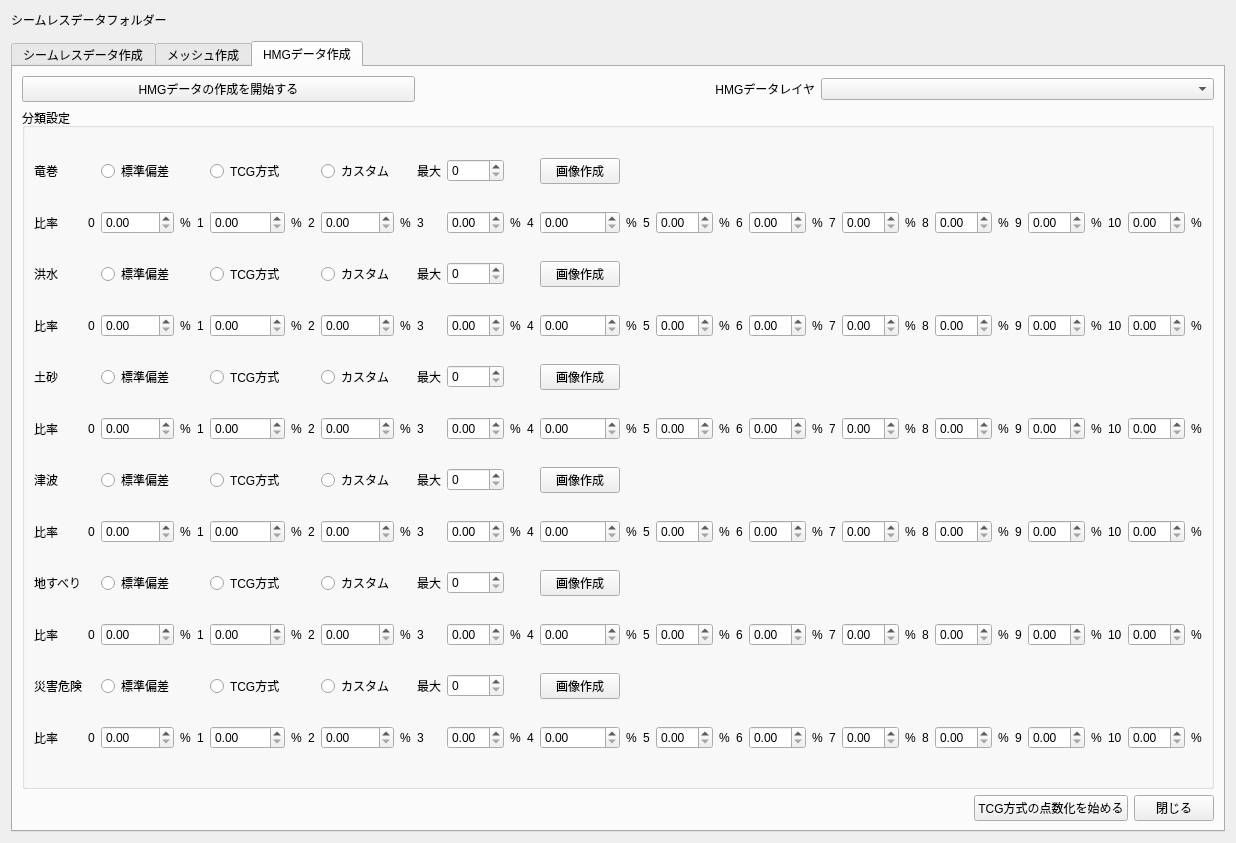
The window that ui/main_window.ui (0712kazu/HazardMapGame_tool) describes before a commit, drawn with Qt 5.
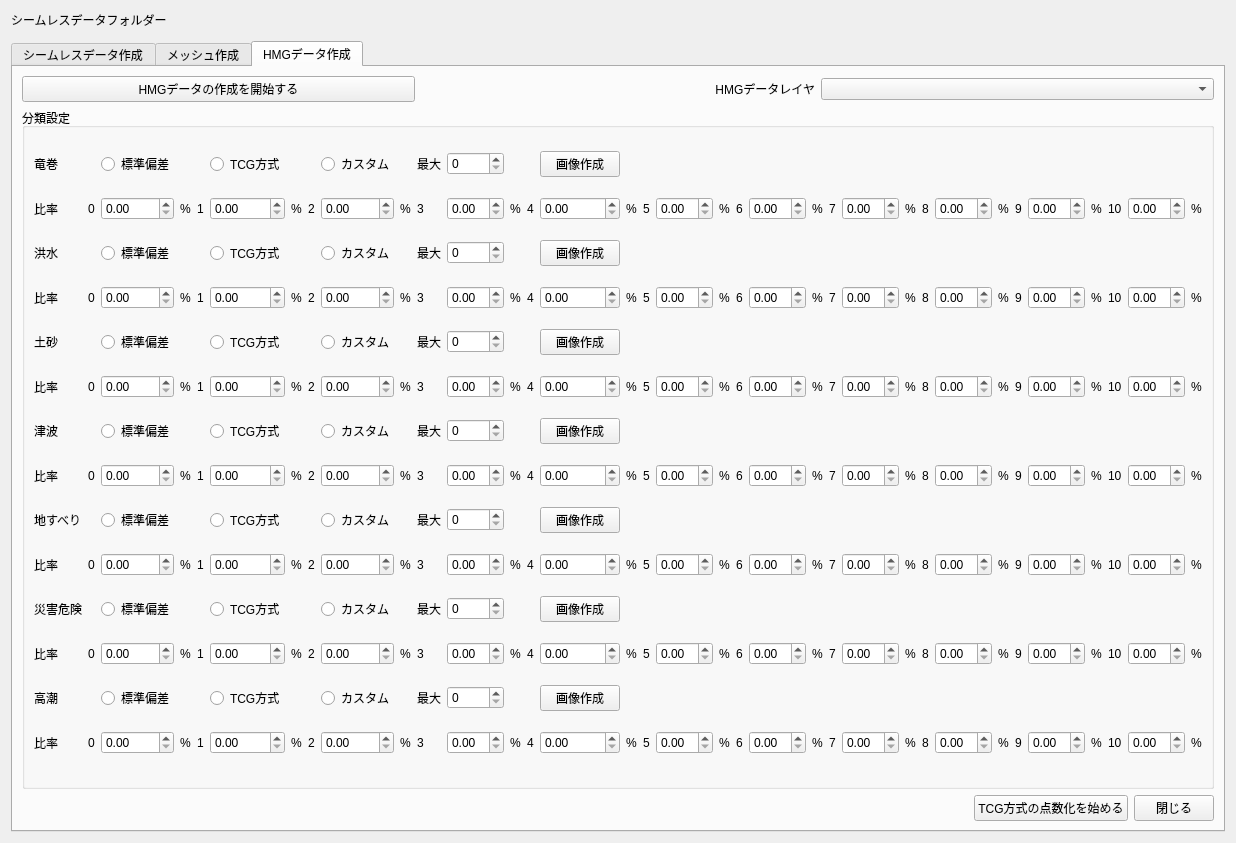
The same window after the commit. The open tabs and pages were chosen to show the change. Custom widgets are drawn as their Qt base class.

Commit message: Storm surge Mesh classifier

```diff
--- a/ui/main_window.ui
+++ b/ui/main_window.ui
@@ -2313,6 +2313,271 @@
                </property>
               </widget>
             </item>
+          <!-- Classification 7: Storm surge  -->
+            <item row="12" column="0">
+              <widget class="QLabel" name="label_classif_title_surge">
+               <property name="text">
+                <string>高潮</string>
+               </property>
+               <property name="maximumSize">
+                <size>
+                    <width>60</width>
+                    <height>100</height>
+                </size>
+                </property>
+              </widget>
+            </item>
+         <!-- classification methods -->
+            <item row="12" column="2">
+              <widget class="QRadioButton" name="radiobutton_stdev_surge">
+              <property name="text">
+                <string>標準偏差</string>
+              </property>
+              <attribute name="buttonGroup">
+                <string notr="true">buttonGroup_surge</string>
+              </attribute>
+              </widget>
+            </item>
+            <item row="12" column="5">
+              <widget class="QRadioButton" name="radiobutton_tcg_surge">
+              <property name="text">
+                <string>TCG方式</string>
+              </property>
+              <attribute name="buttonGroup">
+                <string notr="true">buttonGroup_surge</string>
+              </attribute>
+              </widget>
+            </item>
+            <item row="12" column="8">
+              <widget class="QRadioButton" name="radiobutton_custom_surge">
+              <property name="text">
+                <string>カスタム</string>
+              </property>
+              <attribute name="buttonGroup">
+                <string notr="true">buttonGroup_surge</string>
+              </attribute>
+              </widget>
+            </item>
+            <!-- breaks numbers -->
+            <item row="12" column="10">
+              <widget class="QLabel" name="label_classif_max_surge">
+               <property name="text">
+                <string>最大</string>
+               </property>
+              </widget>
+            </item>
+            <item row="12" column="11">
+              <widget class="QSpinBox" name="classif_nbmax_surge"/>
+             </item>
+             <!-- active button -->
+            <item row="12" column="14">
+             <widget class="QPushButton" name="classif_showgraph_surge">
+              <property name="text">
+               <string>画像作成</string>
+              </property>
+             </widget>
+            </item>
+            <!-- breaks line -->
+            <item row="13" column="0">
+              <widget class="QLabel" name="label_classif_values_surge">
+               <property name="text">
+                <string>比率</string>
+               </property>
+               <property name="maximumSize">
+                <size>
+                    <width>60</width>
+                    <height>100</height>
+                </size>
+                </property>
+              </widget>
+            </item>
+            <item row="13" column="1">
+              <widget class="QLabel" name="label_percent_n0_surge">
+               <property name="text">
+                <string>0</string>
+               </property>
+              </widget>
+            </item>
+            <item row="13" column="2">
+              <widget class="QDoubleSpinBox" name="classif_percent_0_surge"/>
+             </item>
+            <item row="13" column="3">
+              <widget class="QLabel" name="label_percent_0_surge">
+               <property name="text">
+                <string>%</string>
+               </property>
+              </widget>
+            </item>
+            <item row="13" column="4">
+              <widget class="QLabel" name="label_percent_n1_surge">
+               <property name="text">
+                <string>1</string>
+               </property>
+              </widget>
+            </item>
+            <item row="13" column="5">
+              <widget class="QDoubleSpinBox" name="classif_percent_1_surge"/>
+             </item>
+            <item row="13" column="6">
+              <widget class="QLabel" name="label_percent_1_surge">
+               <property name="text">
+                <string>%</string>
+               </property>
+              </widget>
+            </item>
+            <item row="13" column="7">
+              <widget class="QLabel" name="label_percent_n2_surge">
+               <property name="text">
+                <string>2</string>
+               </property>
+              </widget>
+            </item>
+            <item row="13" column="8">
+              <widget class="QDoubleSpinBox" name="classif_percent_2_surge"/>
+             </item>
+            <item row="13" column="9">
+              <widget class="QLabel" name="label_percent_2_surge">
+               <property name="text">
+                <string>%</string>
+               </property>
+              </widget>
+            </item>
+            <item row="13" column="10">
+              <widget class="QLabel" name="label_percent_n3_surge">
+               <property name="text">
+                <string>3</string>
+               </property>
+              </widget>
+            </item>
+            <item row="13" column="11">
+              <widget class="QDoubleSpinBox" name="classif_percent_3_surge"/>
+             </item>
+            <item row="13" column="12">
+              <widget class="QLabel" name="label_percent_3_surge">
+               <property name="text">
+                <string>%</string>
+               </property>
+              </widget>
+            </item>
+            <item row="13" column="13">
+              <widget class="QLabel" name="label_percent_n4_surge">
+               <property name="text">
+                <string>4</string>
+               </property>
+              </widget>
+            </item>
+            <item row="13" column="14">
+              <widget class="QDoubleSpinBox" name="classif_percent_4_surge"/>
+             </item>
+            <item row="13" column="15">
+              <widget class="QLabel" name="label_percent_4_surge">
+               <property name="text">
+                <string>%</string>
+               </property>
+              </widget>
+            </item>
+            <item row="13" column="16">
+              <widget class="QLabel" name="label_percent_n5_surge">
+               <property name="text">
+                <string>5</string>
+               </property>
+              </widget>
+            </item>
+            <item row="13" column="17">
+              <widget class="QDoubleSpinBox" name="classif_percent_5_surge"/>
+             </item>
+            <item row="13" column="18">
+              <widget class="QLabel" name="label_percent_5_surge">
+               <property name="text">
+                <string>%</string>
+               </property>
+              </widget>
+            </item>
+            <item row="13" column="19">
+              <widget class="QLabel" name="label_percent_n6_surge">
+               <property name="text">
+                <string>6</string>
+               </property>
+              </widget>
+            </item>
+            <item row="13" column="20">
+              <widget class="QDoubleSpinBox" name="classif_percent_6_surge"/>
+             </item>
+            <item row="13" column="21">
+              <widget class="QLabel" name="label_percent_6_surge">
+               <property name="text">
+                <string>%</string>
+               </property>
+              </widget>
+            </item>
+            <item row="13" column="22">
+              <widget class="QLabel" name="label_percent_n7_surge">
+               <property name="text">
+                <string>7</string>
+               </property>
+              </widget>
+            </item>
+            <item row="13" column="23">
+              <widget class="QDoubleSpinBox" name="classif_percent_7_surge"/>
+             </item>
+            <item row="13" column="24">
+              <widget class="QLabel" name="label_percent_7_surge">
+               <property name="text">
+                <string>%</string>
+               </property>
+              </widget>
+            </item>
+            <item row="13" column="25">
+              <widget class="QLabel" name="label_percent_n8_surge">
+               <property name="text">
+                <string>8</string>
+               </property>
+              </widget>
+            </item>
+            <item row="13" column="26">
+              <widget class="QDoubleSpinBox" name="classif_percent_8_surge"/>
+             </item>
+            <item row="13" column="27">
+              <widget class="QLabel" name="label_percent_8_surge">
+               <property name="text">
+                <string>%</string>
+               </property>
+              </widget>
+            </item>
+            <item row="13" column="28">
+              <widget class="QLabel" name="label_percent_n9_surge">
+               <property name="text">
+                <string>9</string>
+               </property>
+              </widget>
+            </item>
+            <item row="13" column="29">
+              <widget class="QDoubleSpinBox" name="classif_percent_9_surge"/>
+             </item>
+            <item row="13" column="30">
+              <widget class="QLabel" name="label_percent_9_surge">
+               <property name="text">
+                <string>%</string>
+               </property>
+              </widget>
+            </item>
+            <item row="13" column="31">
+              <widget class="QLabel" name="label_percent_n10_surge">
+               <property name="text">
+                <string>10</string>
+               </property>
+              </widget>
+            </item>
+            <item row="13" column="32">
+              <widget class="QDoubleSpinBox" name="classif_percent_10_surge"/>
+             </item>
+            <item row="13" column="33">
+              <widget class="QLabel" name="label_percent_10_surge">
+               <property name="text">
+                <string>%</string>
+               </property>
+              </widget>
+            </item>
           </layout>
 
         </widget>
```
The commit also changes 1 other file.
